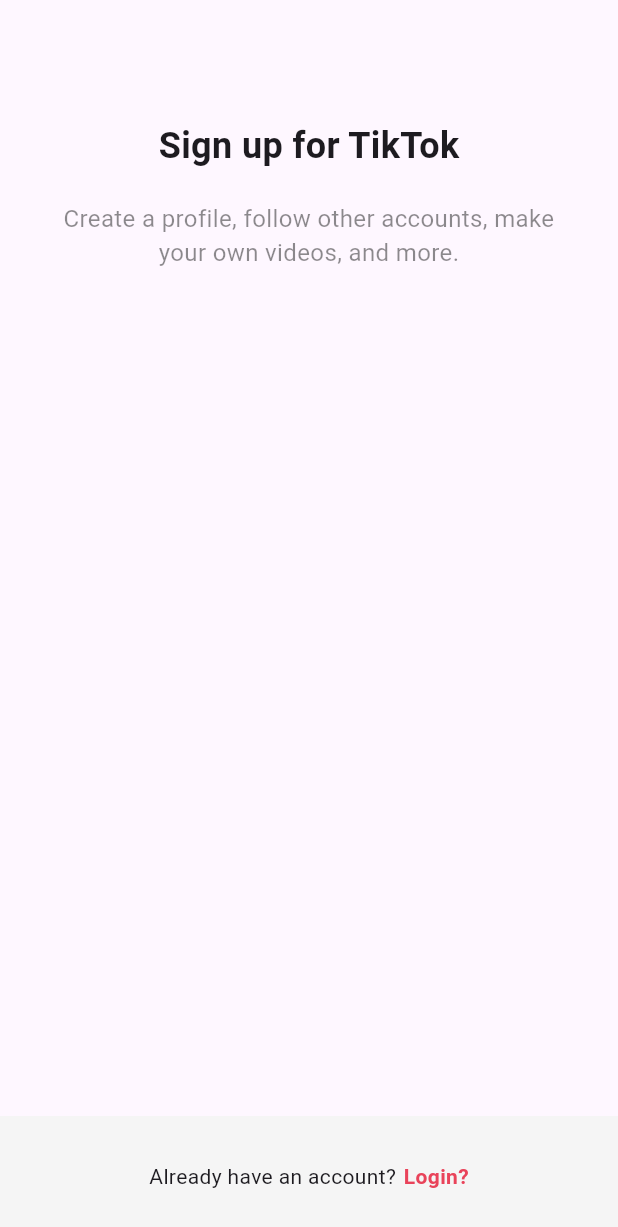
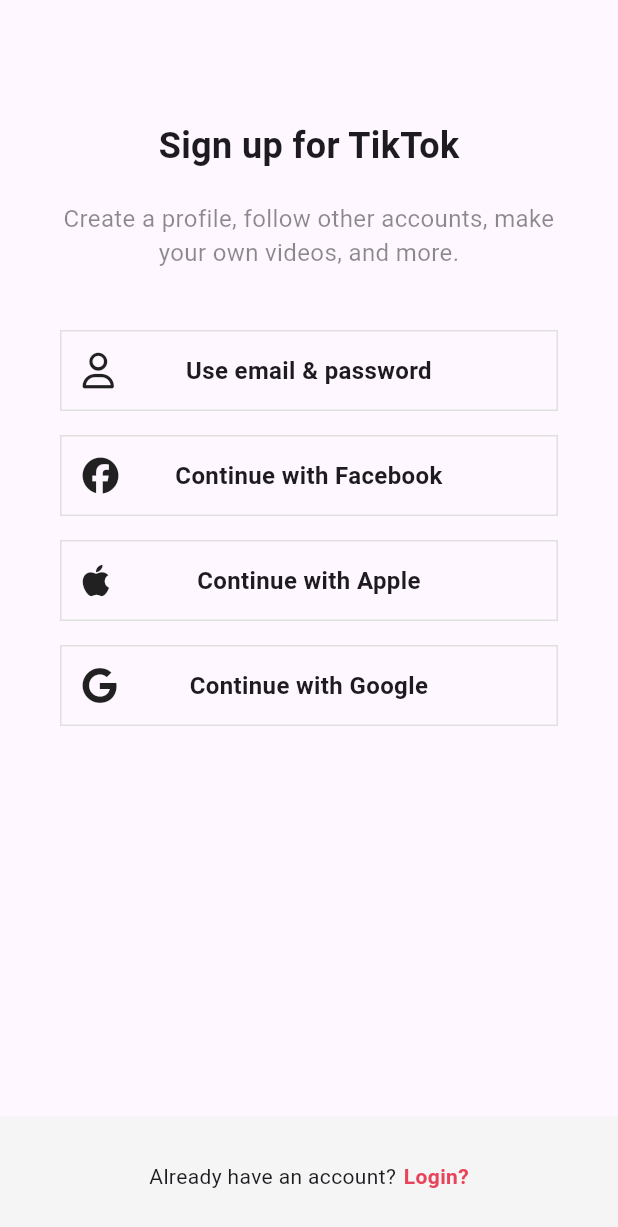
Before and after one commit to ohwoo-kwon/tiktok-clone, a Flutter app: the screen it shows after launch, on a phone screen of 412 x 824 dp. Shown: the top 1227 px of the screen. Run offline on Flutter 3.47's test engine with Material 3 defaults, Android fonts, the phone set to English and light mode, and no system bars; our stand-ins replace font_awesome_flutter.

```diff
--- a/lib/screens/sign_up/sign_up_screen.dart
+++ b/lib/features/authentication/sign_up_screen.dart
@@ -1,9 +1,18 @@
 import 'package:flutter/material.dart';
+import 'package:font_awesome_flutter/font_awesome_flutter.dart';
 import 'package:tiktok_clone/constants/gaps.dart';
 import 'package:tiktok_clone/constants/sizes.dart';
+import 'package:tiktok_clone/features/authentication/login_screen.dart';
+import 'package:tiktok_clone/features/authentication/widgets/auth_button.dart';
 
 class SignUpScreen extends StatelessWidget {
   const SignUpScreen({super.key});
+
+  void onLoginTap(BuildContext context) {
+    Navigator.of(
+      context,
+    ).push(MaterialPageRoute(builder: (context) => LoginScreen()));
+  }
 
   @override
   Widget build(BuildContext context) {
@@ -28,6 +37,25 @@ class SignUpScreen extends StatelessWidget {
                 textAlign: TextAlign.center,
               ),
               Gaps.v40,
+              AuthButton(
+                icon: FaIcon(FontAwesomeIcons.user),
+                text: 'Use email & password',
+              ),
+              Gaps.v16,
+              AuthButton(
+                icon: FaIcon(FontAwesomeIcons.facebook),
+                text: 'Continue with Facebook',
+              ),
+              Gaps.v16,
+              AuthButton(
+                icon: FaIcon(FontAwesomeIcons.apple),
+                text: 'Continue with Apple',
+              ),
+              Gaps.v16,
+              AuthButton(
+                icon: FaIcon(FontAwesomeIcons.google),
+                text: 'Continue with Google',
+              ),
             ],
           ),
         ),
@@ -39,11 +67,14 @@ class SignUpScreen extends StatelessWidget {
           children: [
             Text('Already have an account?'),
             Gaps.h5,
-            Text(
-              'Login?',
-              style: TextStyle(
-                color: Theme.of(context).primaryColor,
-                fontWeight: FontWeight.w600,
+            GestureDetector(
+              onTap: () => onLoginTap(context),
+              child: Text(
+                'Login?',
+                style: TextStyle(
+                  color: Theme.of(context).primaryColor,
+                  fontWeight: FontWeight.w600,
+                ),
               ),
             ),
           ],
--- /dev/null
+++ b/lib/features/authentication/widgets/auth_button.dart
@@ -0,0 +1,37 @@
+import 'package:flutter/material.dart';
+import 'package:tiktok_clone/constants/sizes.dart';
+import 'package:font_awesome_flutter/font_awesome_flutter.dart';
+
+class AuthButton extends StatelessWidget {
+  final String text;
+  final FaIcon icon;
+
+  const AuthButton({super.key, required this.text, required this.icon});
+
+  @override
+  Widget build(BuildContext context) {
+    return FractionallySizedBox(
+      widthFactor: 1,
+      child: Container(
+        padding: const EdgeInsets.all(Sizes.size14),
+        decoration: BoxDecoration(
+          border: Border.all(color: Colors.grey.shade300, width: Sizes.size1),
+        ),
+        child: Stack(
+          alignment: Alignment.center,
+          children: [
+            Align(alignment: Alignment.centerLeft, child: icon),
+            Text(
+              text,
+              textAlign: TextAlign.center,
+              style: TextStyle(
+                fontSize: Sizes.size16,
+                fontWeight: FontWeight.w600,
+              ),
+            ),
+          ],
+        ),
+      ),
+    );
+  }
+}
--- a/lib/main.dart
+++ b/lib/main.dart
@@ -1,7 +1,5 @@
 import 'package:flutter/material.dart';
-import 'package:tiktok_clone/constants/gaps.dart';
-import 'package:tiktok_clone/constants/sizes.dart';
-import 'package:tiktok_clone/screens/sign_up/sign_up_screen.dart';
+import 'package:tiktok_clone/features/authentication/sign_up_screen.dart';
 
 void main() {
   runApp(const TikTokApp());
--- a/pubspec.yaml
+++ b/pubspec.yaml
@@ -2,7 +2,7 @@ name: tiktok_clone
 description: "A new Flutter project."
 # The following line prevents the package from being accidentally published to
 # pub.dev using `flutter pub publish`. This is preferred for private packages.
-publish_to: 'none' # Remove this line if you wish to publish to pub.dev
+publish_to: "none" # Remove this line if you wish to publish to pub.dev
 
 # The following defines the version and build number for your application.
 # A version number is three numbers separated by dots, like 1.2.43
@@ -34,6 +34,7 @@ dependencies:
   # The following adds the Cupertino Icons font to your application.
   # Use with the CupertinoIcons class for iOS style icons.
   cupertino_icons: ^1.0.8
+  font_awesome_flutter: 10.3.0
 
 dev_dependencies:
   flutter_test:
@@ -51,7 +52,6 @@ dev_dependencies:
 
 # The following section is specific to Flutter packages.
 flutter:
-
   # The following line ensures that the Material Icons font is
   # included with your application, so that you can use the icons in
   # the material Icons class.
```
Also changed, not shown: lib/features/authentication/login_screen.dart (added, +82 -0 lines), pubspec.lock.
